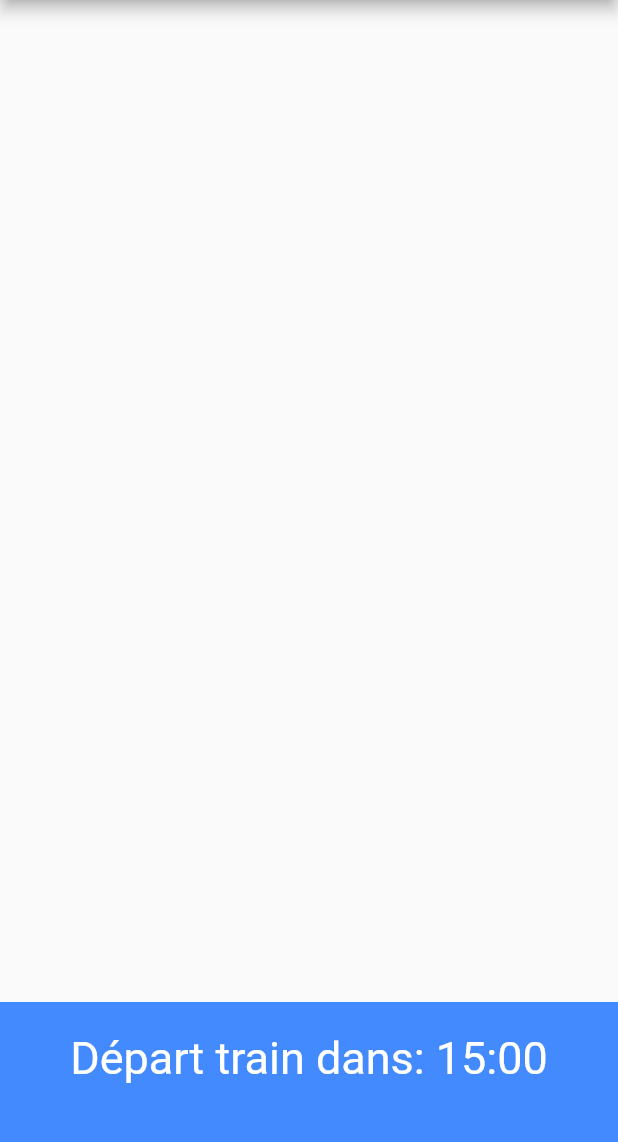
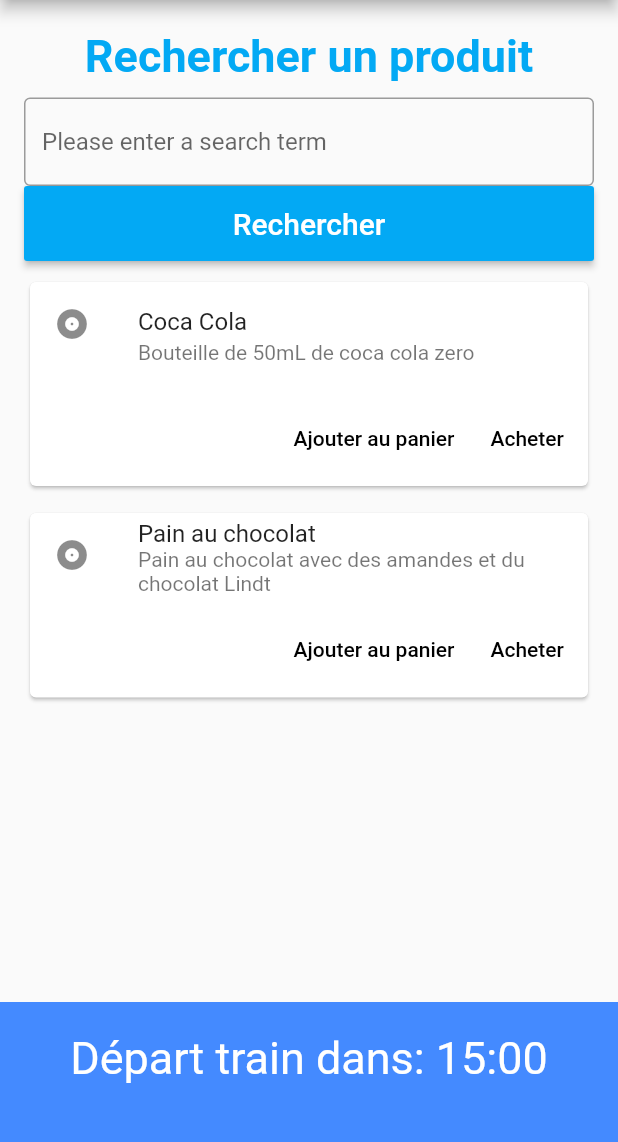
Before and after one commit to ptiLouis/pa8_application, a Flutter app: the screen it shows after launch, on a phone screen of 412 x 824 dp, the part 84-1226 px from its top. Run offline on Flutter 3.47's test engine with Material 2 defaults, Android fonts, the phone set to English and light mode, and no system bars.

Commit message:
added the search view

```diff
--- /dev/null
+++ b/lib/ViewSearch.dart
@@ -0,0 +1,159 @@
+import 'package:flutter/material.dart';
+import 'main.dart';
+
+class ViewSearch extends StatefulWidget {
+  @override
+  _ViewSearchState createState() => _ViewSearchState();
+}
+
+class _ViewSearchState extends State<ViewSearch> {
+  @override
+  Widget build(BuildContext context) {
+    return Scaffold(
+        appBar: AppBar(
+            centerTitle: true,
+            title: GestureDetector(
+                onTap: () {
+                  print("Click on 'panier'");
+                  // here we should redirect to basket (panier) page
+                },
+                child: Text("Mon Panier")),
+            actions: <Widget>[
+              // action button
+              IconButton(
+                icon: Icon(Icons.search),
+                onPressed: () {
+                  print("Click on 'search'");
+                  // here we should redirect to search page
+                },
+              ),
+            ]),
+        body: Stack(
+          children: <Widget>[
+            Container(
+              child: Padding(
+                padding: const EdgeInsets.only(left: 16.0, right: 16.0),
+                child: ListView(
+                  padding: EdgeInsets.fromLTRB(0, 20, 0, 0),
+                  children: <Widget>[
+                    Container(
+                      margin: EdgeInsets.only(bottom: 10),
+                      //color: Colors.yellow,
+                      child: Text("Rechercher un produit",
+                          textAlign: TextAlign.center,
+                          style: TextStyle(
+                              fontSize: 30.0,
+                              color: Colors.lightBlue,
+                              fontWeight: FontWeight.bold)),
+                    ),
+                    TextField(
+                      decoration: InputDecoration(
+                          border: OutlineInputBorder(),
+                          hintText: 'Please enter a search term'),
+                    ),
+                    new MaterialButton(
+                      height: 50.0,
+                      minWidth: 200.0,
+                      color: Colors.lightBlue,
+                      onPressed: () {},
+                      child: Text('Rechercher',
+                          style:
+                              TextStyle(color: Colors.white, fontSize: 20.0)),
+                      splashColor: Color(0xFF025a01),
+                    ),
+                    Container(
+                      margin: EdgeInsets.only(top: 10),
+                        child: Center(
+                      child: Card(
+                        child: Column(
+                          mainAxisSize: MainAxisSize.min,
+                          children: <Widget>[
+                            const ListTile(
+                              leading: Icon(Icons.album),
+                              title: Text('Coca Cola'),
+                              subtitle: Text(
+                                  'Bouteille de 50mL de coca cola zero'),
+                            ),
+                            ButtonTheme.bar(
+                              // make buttons use the appropriate styles for cards
+                              child: ButtonBar(
+                                children: <Widget>[
+                                  FlatButton(
+                                    child: const Text('Ajouter au panier'),
+                                    onPressed: () {/* ... */},
+                                  ),
+                                  FlatButton(
+                                    child: const Text('Acheter'),
+                                    onPressed: () {/* ... */},
+                                  ),
+                                ],
+                              ),
+                            ),
+                          ],
+                        ),
+                      ),
+                    )),
+                             Container(
+                      margin: EdgeInsets.only(top: 10),
+                        child: Center(
+                      child: Card(
+                        child: Column(
+                          mainAxisSize: MainAxisSize.min,
+                          children: <Widget>[
+                            const ListTile(
+                              leading: Icon(Icons.album),
+                              title: Text('Pain au chocolat'),
+                              subtitle: Text(
+                                  'Pain au chocolat avec des amandes et du chocolat Lindt'),
+                            ),
+                            ButtonTheme.bar(
+                              // make buttons use the appropriate styles for cards
+                              child: ButtonBar(
+                                children: <Widget>[
+                                  FlatButton(
+                                    child: const Text('Ajouter au panier'),
+                                    onPressed: () {/* ... */},
+                                  ),
+                                  FlatButton(
+                                    child: const Text('Acheter'),
+                                    onPressed: () {/* ... */},
+                                  ),
+                                ],
+                              ),
+                            ),
+                          ],
+                        ),
+                      ),
+                    ))
+                  ],
+                ),
+              ),
+            ),
+
+
+            Positioned(
+              bottom: 0.0,
+              child: Container(
+                width: MediaQuery.of(context).size.width,
+                height: 100,
+                color: Colors.blueAccent,
+                child: GestureDetector(
+                  onTap: () {
+                    print(
+                        "here we should ask if the visitor want to close the session");
+                  },
+                  child: Padding(
+                    padding: EdgeInsets.only(top: 20),
+                    child: Text(
+                      "Départ train dans: 15:00",
+                      textAlign: TextAlign.center,
+                      style: TextStyle(color: Colors.white, fontSize: 30),
+                    ),
+                  ),
+                ),
+              ),
+            )
+          ],
+        ));
+  }
+}
--- a/lib/main.dart
+++ b/lib/main.dart
@@ -1,13 +1,13 @@
 
 import 'package:flutter/material.dart';
 import 'ViewTemplate.dart';
-
+import 'ViewSearch.dart';
 void main() {
 runApp(MaterialApp(
     title: 'Confortech',
       theme: ThemeData(
         primarySwatch: Colors.blue
       ),
-    home: ViewTemplate(), // becomes the route named '/'
+    home: ViewSearch(), // becomes the route named '/'
   ));
 }
```
